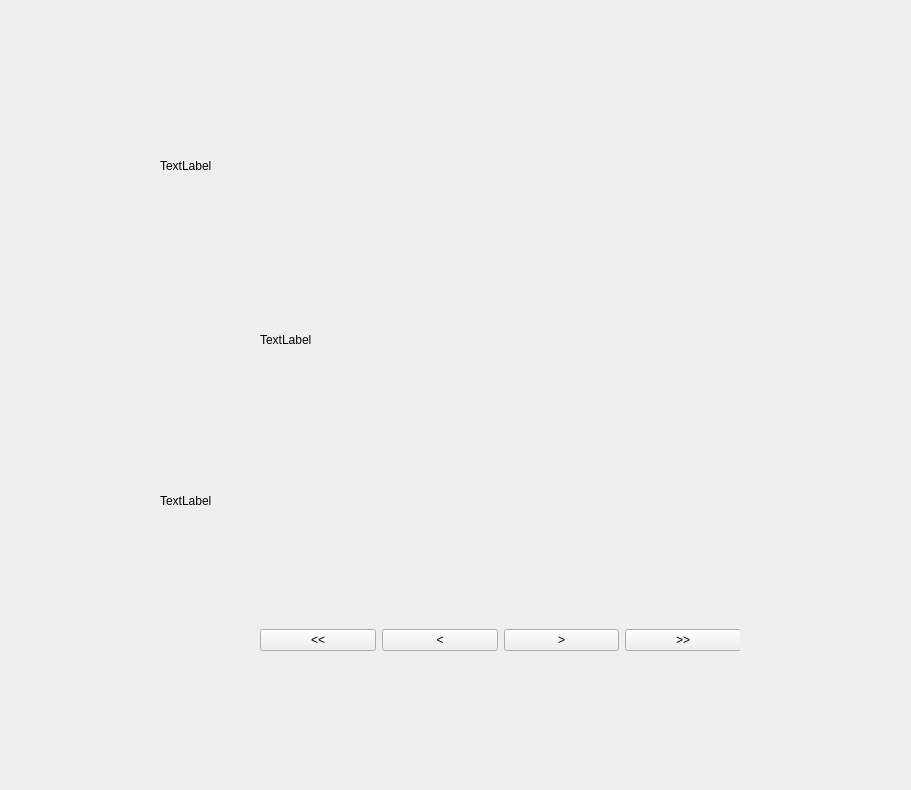
This is newchess.ui in tiunov2008/Project_Yandex as Qt 5 draws it before an edit. The edited form follows.
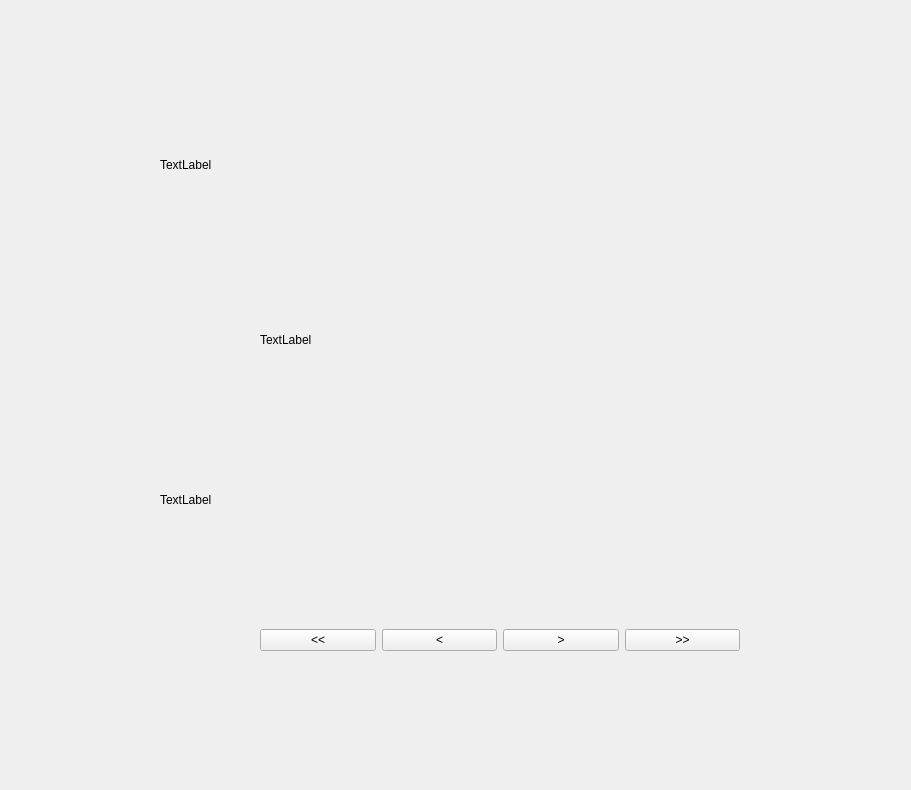
This is the edited form.

```diff
--- a/newchess.ui
+++ b/newchess.ui
@@ -39,8 +39,8 @@
     <rect>
      <x>160</x>
      <y>150</y>
-     <width>81</width>
-     <height>31</height>
+     <width>80</width>
+     <height>30</height>
     </rect>
    </property>
    <property name="text">
@@ -68,8 +68,8 @@
     <rect>
      <x>160</x>
      <y>480</y>
-     <width>81</width>
-     <height>41</height>
+     <width>80</width>
+     <height>40</height>
     </rect>
    </property>
    <property name="text">
@@ -111,7 +111,7 @@
      <rect>
       <x>0</x>
       <y>0</y>
-      <width>481</width>
+      <width>480</width>
       <height>80</height>
      </rect>
     </property>
```
Left out of the diff: 6 changed lines with no effect on the pictures.
